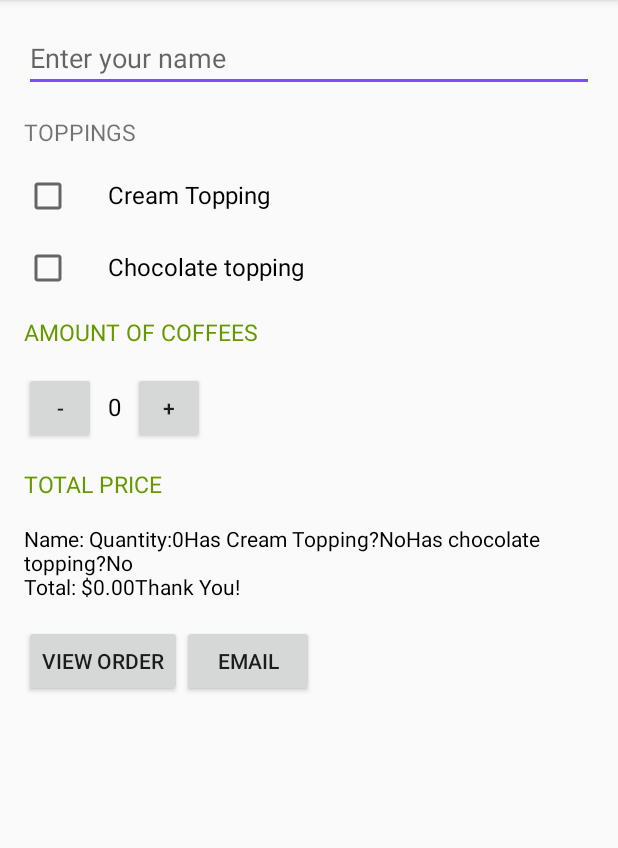
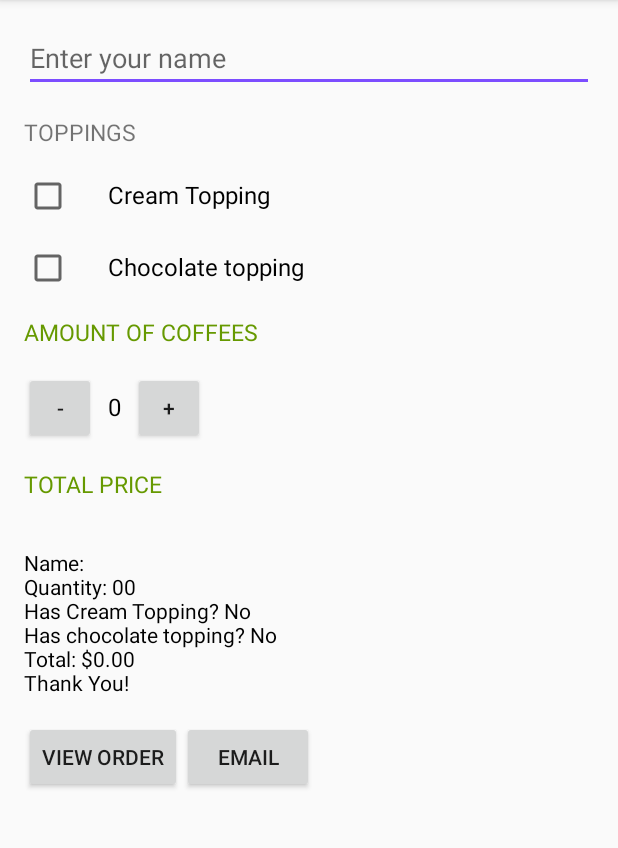
Before and after one commit to manurtinez/JustJavaApp, an Android app: the screen it shows after launch (MainActivity), after a tap on "VIEW ORDER", on a phone screen of 412 x 824 dp, the part 84-932 px from its top. Run offline under Robolectric (Android 15) with nearby library versions, the phone set to English and light mode, and no system bars.

```diff
--- a/app/src/main/java/com/example/android/justjava/MainActivity.java
+++ b/app/src/main/java/com/example/android/justjava/MainActivity.java
@@ -107,10 +107,12 @@ public class MainActivity extends AppCompatActivity {
 
     private String createOrderSummary(int price, String name, boolean hasCream, boolean hasChocolate) {
         String formattedPrice = NumberFormat.getCurrencyInstance().format(price);
+        String cream = (hasCream ? getString(R.string.yes) : "No");
+        String choco = (hasChocolate ? getString(R.string.yes) : "No");
         return getString(R.string.summaryName, name)
-                + getString(R.string.quantity) + this.quantity
-                + getString(R.string.hasCreamTopping) + (hasCream ? "Yes" : "No")
-                + getString(R.string.hasChocolateTopping) + (hasChocolate ? "Yes" : "No")
+                + getString(R.string.quantity, this.quantity) + this.quantity
+                + getString(R.string.hasCreamTopping, cream)
+                + getString(R.string.hasChocolateTopping, choco)
                 + "\nTotal: " + formattedPrice
                 + getString(R.string.thankYou);
     }
--- a/app/src/main/res/values/strings.xml
+++ b/app/src/main/res/values/strings.xml
@@ -3,16 +3,17 @@
 
     <string name="toppings">Toppings</string>
 
-    <string name="thankYou">Thank You!</string>
+    <string name="thankYou">\nThank You!</string>
 
-    <string name="summaryName">Name: <xliff:g id="name" example="Manu">%s</xliff:g> </string>
-    <string name="quantity">Quantity: </string>
-    <string name="hasCreamTopping">Has Cream Topping?</string>
-    <string name="hasChocolateTopping">Has chocolate topping?</string>
+    <string name="summaryName">\nName: <xliff:g id="name" example="Manu">%s</xliff:g></string>
+    <string name="quantity">\nQuantity: <xliff:g id="quantity" example="1">%d</xliff:g></string>
+    <string name="hasCreamTopping">\nHas Cream Topping? <xliff:g id="hasCream" example="Yes">%s</xliff:g></string>
+    <string name="hasChocolateTopping">\nHas chocolate topping? <xliff:g id="hasChoco" example="No">%s</xliff:g></string>
     <string name="enterYourName">Enter your name</string>
     <string name="creamTopping">Cream Topping</string>
     <string name="chocolateTopping">Chocolate topping</string>
     <string name="viewOrder">View Order</string>
     <string name="totalPrice">Total price</string>
     <string name="coffeeAmount">Amount of coffees</string>
+    <string name="yes">Yes</string>
 </resources>
```
Also changed, not shown: 1 other file.
